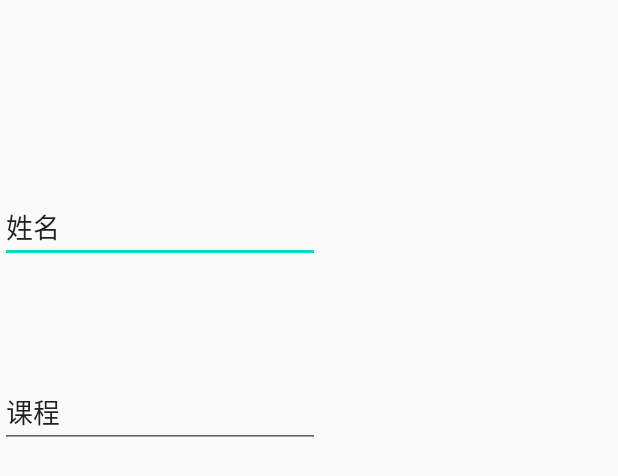
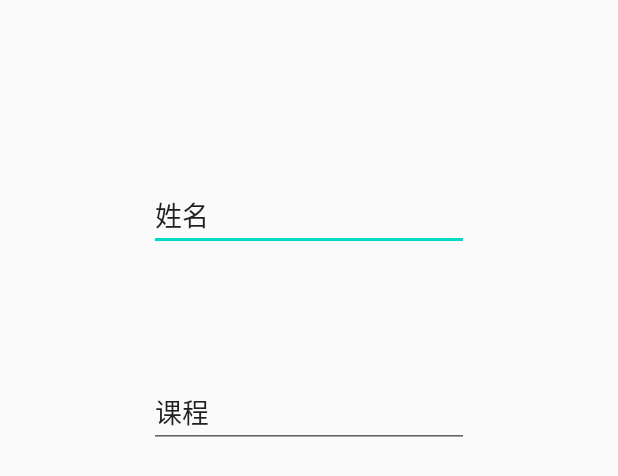
Before and after one commit to qisk/TrainingMgr, an Android app: the layout addtraining_activity_main.xml on its own in the app's theme, with its tools: preview values and no code run, on a phone screen of 412 x 824 dp. Shown: the top 476 px of the screen. Run offline under Robolectric (Android 15) with nearby library versions, the phone set to English and light mode, and no system bars.

Commit message:
update layout resource filename

```diff
--- a/addtraining/src/main/res/layout/addtraining_activity_main.xml
+++ b/addtraining/src/main/res/layout/addtraining_activity_main.xml
@@ -10,21 +10,25 @@
         android:id="@+id/editTextTextPersonName"
         android:layout_width="wrap_content"
         android:layout_height="wrap_content"
-        android:layout_marginTop="128dp"
+        android:layout_marginTop="120dp"
         android:ems="10"
         android:inputType="textPersonName"
         android:text="姓名"
-        app:layout_constraintTop_toTopOf="parent"
-        tools:layout_editor_absoluteX="79dp" />
+        app:layout_constraintEnd_toEndOf="parent"
+        app:layout_constraintStart_toStartOf="parent"
+        app:layout_constraintTop_toTopOf="parent" />
 
     <EditText
         android:id="@+id/editTextTextPersonName2"
         android:layout_width="wrap_content"
         android:layout_height="wrap_content"
-        android:layout_marginTop="76dp"
+        android:layout_marginTop="84dp"
         android:ems="10"
         android:inputType="textPersonName"
         android:text="课程"
+        app:layout_constraintBottom_toBottomOf="parent"
+        app:layout_constraintEnd_toEndOf="parent"
+        app:layout_constraintStart_toStartOf="parent"
         app:layout_constraintTop_toBottomOf="@+id/editTextTextPersonName"
-        tools:layout_editor_absoluteX="79dp" />
+        app:layout_constraintVertical_bias="0.0" />
 </androidx.constraintlayout.widget.ConstraintLayout>
--- a/addtraining/src/main/res/values/strings.xml
+++ b/addtraining/src/main/res/values/strings.xml
@@ -9,4 +9,5 @@
 
     <string name="hello_first_fragment">addtraning first fragment</string>
     <string name="hello_second_fragment">addtraning second fragment. Arg: %1$s</string>
+    <string name="addtraining_title">新建培训</string>
 </resources>
--- a/app/src/main/AndroidManifest.xml
+++ b/app/src/main/AndroidManifest.xml
@@ -3,12 +3,12 @@
     package="com.blackcandle.trainingmgr">
 
     <application
+        android:name=".MyApplication"
         android:allowBackup="true"
         android:icon="@mipmap/ic_launcher"
         android:label="@string/app_name"
         android:roundIcon="@mipmap/ic_launcher_round"
         android:supportsRtl="true"
-        android:name=".MyApplication"
         android:theme="@style/AppTheme">
         <activity
             android:name=".MainActivity"
--- a/app/src/main/java/com/blackcandle/trainingmgr/FirstFragment.java
+++ b/app/src/main/java/com/blackcandle/trainingmgr/FirstFragment.java
@@ -8,6 +8,8 @@ import android.view.ViewGroup;
 import androidx.annotation.NonNull;
 import androidx.fragment.app.Fragment;
 import androidx.navigation.fragment.NavHostFragment;
+
+import com.blackcandle.baselib.router.Router;
 
 public class FirstFragment extends Fragment {
 
@@ -26,6 +28,7 @@ public class FirstFragment extends Fragment {
         view.findViewById(R.id.button_first).setOnClickListener(new View.OnClickListener() {
             @Override
             public void onClick(View view) {
+
                 NavHostFragment.findNavController(FirstFragment.this)
                         .navigate(R.id.action_FirstFragment_to_SecondFragment);
             }
--- a/baselib/src/main/java/com/blackcandle/baselib/router/Router.java
+++ b/baselib/src/main/java/com/blackcandle/baselib/router/Router.java
@@ -73,6 +73,9 @@ public class Router {
         if(bundle!=null){
             intent.putExtras(bundle);
         }
+
+        // 这里可能会有问题：只用FLAG_ACTIVITY_NEW_TASK，对于已经打开的Activity，就会创建一个新的实例。
+        intent.setFlags(Intent.FLAG_ACTIVITY_NEW_TASK );
         context.startActivity(intent);
     }
 
--- a/settings/src/main/java/com/blackcandle/settings/SettingsMainActivity.java
+++ b/settings/src/main/java/com/blackcandle/settings/SettingsMainActivity.java
@@ -12,6 +12,7 @@ public class SettingsMainActivity extends AppCompatActivity {
     @Override
     protected void onCreate(Bundle savedInstanceState) {
         super.onCreate(savedInstanceState);
-        setContentView(R.layout.activity_main);
+        setContentView(R.layout.settings_activity_main);
+        setTitle(R.string.settings_title);
     }
 }
--- a/settings/src/main/res/layout/settings_activity_main.xml
+++ b/settings/src/main/res/layout/settings_activity_main.xml
@@ -22,7 +22,11 @@
         android:layout_height="wrap_content"
         android:layout_marginTop="107dp"
         android:text="Button"
+        app:layout_constraintBottom_toBottomOf="parent"
+        app:layout_constraintEnd_toEndOf="parent"
+        app:layout_constraintHorizontal_bias="0.498"
+        app:layout_constraintStart_toStartOf="parent"
         app:layout_constraintTop_toBottomOf="@+id/textView"
-        tools:layout_editor_absoluteX="161dp" />
+        app:layout_constraintVertical_bias="0.129" />
 
 </androidx.constraintlayout.widget.ConstraintLayout>
--- a/settings/src/main/res/values/strings.xml
+++ b/settings/src/main/res/values/strings.xml
@@ -1,3 +1,4 @@
 <resources>
     <string name="app_name">settings</string>
+    <string name="settings_title">设置</string>
 </resources>
```
Also changed, not shown: addtraining/src/main/java/com/blackcandle/addtraining/AddTrainingMainActivity.java (+4 -43 lines), app/src/main/java/com/blackcandle/trainingmgr/MainActivity.java (+7 -1 lines).
